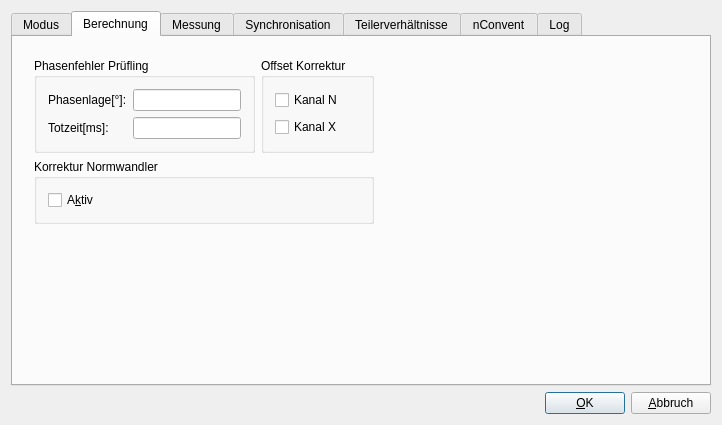
The window that wm3000i/confdialogbase.ui (ZeraGmbH/wm-project) describes before a commit, drawn with Qt 5.
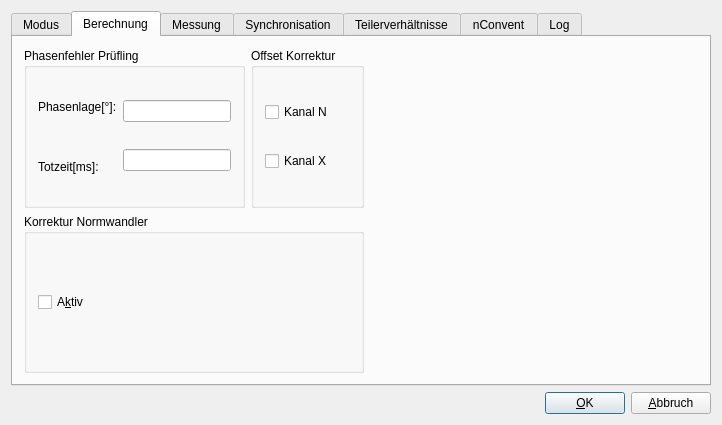
The same window after the commit. The open tabs and pages were chosen to show the change.

Commit message: wm3000i/confdialogbase.ui adds nicer "Berechnung" GUI

Patch:
```diff
--- a/wm3000i/confdialogbase.ui
+++ b/wm3000i/confdialogbase.ui
@@ -225,15 +225,6 @@
         <attribute name="title">
          <string>Berechnung</string>
         </attribute>
-        <widget class="QWidget" name="layoutWidget">
-         <property name="geometry">
-          <rect>
-           <x>10</x>
-           <y>10</y>
-           <width>490</width>
-           <height>212</height>
-          </rect>
-         </property>
          <layout class="QVBoxLayout" name="verticalLayout_11">
           <item>
            <layout class="QHBoxLayout" name="horizontalLayout_6">
@@ -364,24 +355,7 @@
             </item>
            </layout>
           </item>
-          <item>
-           <spacer name="spacer13_3">
-            <property name="orientation">
-             <enum>Qt::Vertical</enum>
-            </property>
-            <property name="sizeType">
-             <enum>QSizePolicy::Expanding</enum>
-            </property>
-            <property name="sizeHint" stdset="0">
-             <size>
-              <width>488</width>
-              <height>38</height>
-             </size>
-            </property>
-           </spacer>
-          </item>
-         </layout>
-        </widget>
+        </layout>
        </widget>
        <widget class="QWidget" name="TabPage">
         <attribute name="title">
```
Left out of the diff: 2 changed lines with no effect on the pictures. Lines whose indentation alone changed are shown as unchanged.
